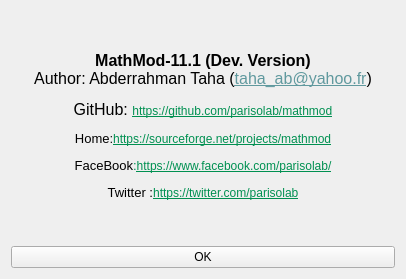
This is ui_forms/about.ui in parisolab/mathmod as Qt 5 draws it before an edit. The edited form follows.
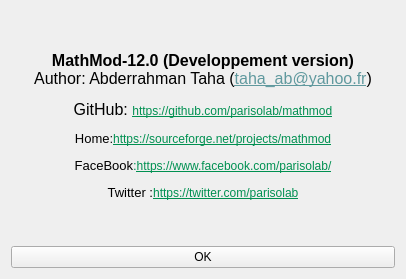
This is the edited form.

What changed in the file:
```diff
--- a/ui_forms/about.ui
+++ b/ui_forms/about.ui
@@ -20,7 +20,7 @@
       <font/>
      </property>
      <property name="text">
-      <string>&lt;html&gt;&lt;head/&gt;&lt;body&gt;&lt;p align=&quot;center&quot;&gt;&lt;span style=&quot; font-size:12pt; font-weight:600;&quot;&gt;MathMod-11.1 (Dev. Version)&lt;/span&gt;&lt;br/&gt;&lt;span style=&quot; font-size:12pt;&quot;&gt;Author: Abderrahman Taha (&lt;/span&gt;&lt;a href=&quot;taha_ab@yahoo.fr&quot;&gt;&lt;span style=&quot; font-size:12pt; text-decoration: underline; color:#60999e;&quot;&gt;taha_ab@yahoo.fr&lt;/span&gt;&lt;/a&gt;&lt;span style=&quot; font-size:12pt;&quot;&gt;)&lt;/span&gt;&lt;/p&gt;&lt;p align=&quot;center&quot;&gt;&lt;span style=&quot; font-size:12pt;&quot;&gt;GitHub: &lt;/span&gt;&lt;a href=&quot;https://github.com/parisolab/mathmod&quot;&gt;&lt;span style=&quot; text-decoration: underline; color:#009051;&quot;&gt;https://github.com/parisolab/mathmod&lt;/span&gt;&lt;/a&gt;&lt;/p&gt;&lt;p align=&quot;center&quot;&gt;&lt;span style=&quot; font-size:10pt;&quot;&gt;Home&lt;/span&gt;&lt;span style=&quot; font-size:10pt; color:#131313;&quot;&gt;:&lt;/span&gt;&lt;a href=&quot;https://sourceforge.net/projects/mathmod&quot;&gt;&lt;span style=&quot; text-decoration: underline; color:#009051;&quot;&gt;https://sourceforge.net/projects/mathmod&lt;/span&gt;&lt;/a&gt;&lt;/p&gt;&lt;p align=&quot;center&quot;&gt;&lt;span style=&quot; font-size:10pt;&quot;&gt;FaceBook&lt;/span&gt;&lt;span style=&quot; font-size:10pt; color:#009051;&quot;&gt;:&lt;/span&gt;&lt;a href=&quot;https://www.facebook.com/parisolab/&quot;&gt;&lt;span style=&quot; text-decoration: underline; color:#009051;&quot;&gt;https://www.facebook.com/parisolab/&lt;/span&gt;&lt;/a&gt;&lt;/p&gt;&lt;p align=&quot;center&quot;&gt;&lt;span style=&quot; font-size:10pt;&quot;&gt;Twitter :&lt;/span&gt;&lt;a href=&quot;https://twitter.com/parisolab&quot;&gt;&lt;span style=&quot; text-decoration: underline; color:#009051;&quot;&gt;https://twitter.com/parisolab&lt;/span&gt;&lt;/a&gt;&lt;/p&gt;&lt;/body&gt;&lt;/html&gt;</string>
+      <string>&lt;html&gt;&lt;head/&gt;&lt;body&gt;&lt;p align=&quot;center&quot;&gt;&lt;span style=&quot; font-size:12pt; font-weight:600;&quot;&gt;MathMod-12.0 (Developpement version)&lt;/span&gt;&lt;br/&gt;&lt;span style=&quot; font-size:12pt;&quot;&gt;Author: Abderrahman Taha (&lt;/span&gt;&lt;a href=&quot;taha_ab@yahoo.fr&quot;&gt;&lt;span style=&quot; font-size:12pt; text-decoration: underline; color:#60999e;&quot;&gt;taha_ab@yahoo.fr&lt;/span&gt;&lt;/a&gt;&lt;span style=&quot; font-size:12pt;&quot;&gt;)&lt;/span&gt;&lt;/p&gt;&lt;p align=&quot;center&quot;&gt;&lt;span style=&quot; font-size:12pt;&quot;&gt;GitHub: &lt;/span&gt;&lt;a href=&quot;https://github.com/parisolab/mathmod&quot;&gt;&lt;span style=&quot; text-decoration: underline; color:#009051;&quot;&gt;https://github.com/parisolab/mathmod&lt;/span&gt;&lt;/a&gt;&lt;/p&gt;&lt;p align=&quot;center&quot;&gt;&lt;span style=&quot; font-size:10pt;&quot;&gt;Home&lt;/span&gt;&lt;span style=&quot; font-size:10pt; color:#131313;&quot;&gt;:&lt;/span&gt;&lt;a href=&quot;https://sourceforge.net/projects/mathmod&quot;&gt;&lt;span style=&quot; text-decoration: underline; color:#009051;&quot;&gt;https://sourceforge.net/projects/mathmod&lt;/span&gt;&lt;/a&gt;&lt;/p&gt;&lt;p align=&quot;center&quot;&gt;&lt;span style=&quot; font-size:10pt;&quot;&gt;FaceBook&lt;/span&gt;&lt;span style=&quot; font-size:10pt; color:#009051;&quot;&gt;:&lt;/span&gt;&lt;a href=&quot;https://www.facebook.com/parisolab/&quot;&gt;&lt;span style=&quot; text-decoration: underline; color:#009051;&quot;&gt;https://www.facebook.com/parisolab/&lt;/span&gt;&lt;/a&gt;&lt;/p&gt;&lt;p align=&quot;center&quot;&gt;&lt;span style=&quot; font-size:10pt;&quot;&gt;Twitter :&lt;/span&gt;&lt;a href=&quot;https://twitter.com/parisolab&quot;&gt;&lt;span style=&quot; text-decoration: underline; color:#009051;&quot;&gt;https://twitter.com/parisolab&lt;/span&gt;&lt;/a&gt;&lt;/p&gt;&lt;/body&gt;&lt;/html&gt;</string>
      </property>
      <property name="wordWrap">
       <bool>false</bool>
```
